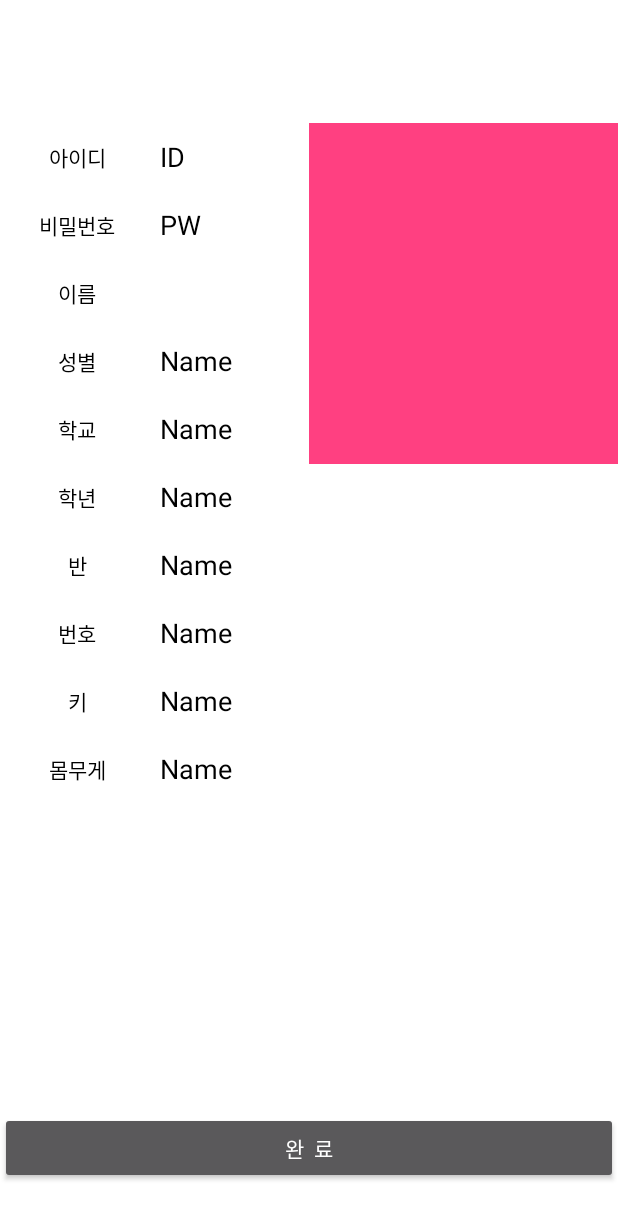
After one commit to Mellbrown/MVP_project, an Android app: the fragment FRG2_Register placed in its activity, on a phone screen of 412 x 824 dp. The commit adds this screen. Shown: the top 1219 px of the screen. Run offline under Robolectric (Android 15) with nearby library versions, the phone set to English and light mode, and no system bars.

Commit message:
자 이제 Framgment가 View! Activity가 Controller

```diff
--- a/app/build.gradle
+++ b/app/build.gradle
@@ -30,6 +30,7 @@
     androidTestImplementation 'com.android.support.test.espresso:espresso-core:3.0.2'
     implementation 'com.android.support:recyclerview-v7:27.1.1'
     implementation 'com.android.support:cardview-v7:27.1.1'
+    implementation 'com.android.support:design:27.1.1'
 }
 
 
--- a/app/src/main/java/com/techwork/kjc/mvp_project/activity/ACT2_Register.java
+++ b/app/src/main/java/com/techwork/kjc/mvp_project/activity/ACT2_Register.java
@@ -26,6 +26,7 @@
     public static final String REQUEST_LISTNER = "request_listener";
     private static final int GALLERY_CODE = 10;
     public static final int REQ_CODE = 11111;
+
     private String imagePath;
     private EditText act2_id;
     private EditText act2_pw;
@@ -39,6 +40,7 @@
     private EditText act2_weight;
     private ImageView act2_image;
     private Button act2_Rbtn;
+
     RequestListener requestListener;
 
     @Override
--- a/app/src/main/java/com/techwork/kjc/mvp_project/controller/TestController.java
+++ b/app/src/main/java/com/techwork/kjc/mvp_project/controller/TestController.java
@@ -1,12 +1,120 @@
 package com.techwork.kjc.mvp_project.controller;
 
+import android.content.Intent;
+import android.support.v4.app.FragmentManager;
+import android.support.v4.app.FragmentTransaction;
 import android.support.v7.app.AppCompatActivity;
 import android.os.Bundle;
+import android.util.Log;
+import android.view.ViewGroup;
+import android.widget.FrameLayout;
+
+import com.techwork.kjc.mvp_project.R;
+import com.techwork.kjc.mvp_project.activity.ACT5_Measure;
+import com.techwork.kjc.mvp_project.fragment.FRG1_Splash;
+import com.techwork.kjc.mvp_project.fragment.FRG2_Register;
+import com.techwork.kjc.mvp_project.fragment.FRG3_Login;
+import com.techwork.kjc.mvp_project.fragment.FRG5_Measure;
 
 public class TestController extends AppCompatActivity {
+
+    FragmentManager fragmentManager;
+    FrameLayout frameLayout;
+
+    int containerID;
 
     @Override
     protected void onCreate(Bundle savedInstanceState) {
         super.onCreate(savedInstanceState);
+        containerID = getResources().getIdentifier("container","id",getPackageName());
+        frameLayout = new FrameLayout(this);
+        frameLayout.setId(containerID);
+        frameLayout.setLayoutParams(
+                new FrameLayout.LayoutParams(
+                        ViewGroup.LayoutParams.MATCH_PARENT,
+                        ViewGroup.LayoutParams.MATCH_PARENT
+                )
+        );
+        setContentView(frameLayout);
+
+        fragmentManager = getSupportFragmentManager();
+
+        rendingFRG5_Measure();
+        rendingFRG1_Splash();
+    }
+
+    void rendingFRG1_Splash(){
+        FRG1_Splash frg1_splash = new FRG1_Splash();
+        frg1_splash.requester = new FRG1_Splash.Requester() {
+            @Override
+            public void requestLinkTo(FRG1_Splash.REQUEST_LINK request_link) {
+                switch (request_link){
+                    case SIGNIN: TestController.this.rendingFRG3_Login();break;
+                    case SIGNUP: TestController.this.rendingFRG2_Register();break;
+                }
+            }
+        };
+        FragmentTransaction fragmentTransaction = fragmentManager.beginTransaction();
+        fragmentTransaction.add(containerID, frg1_splash);
+        fragmentTransaction.addToBackStack(null);
+        fragmentTransaction.commit();
+
+        Log.i("count : ",fragmentManager.getBackStackEntryCount()+"");
+    }
+
+    void rendingFRG2_Register(){
+        FRG2_Register frg2_register = new FRG2_Register();
+        frg2_register.requester = new FRG2_Register.Requester() {
+            @Override
+            public void requestSignup(String act2_id, String act2_pw, String act2_name, String act2_sex, String act2_school, String act2_grade, String act2_cls, String act2_num, String act2_tall, String act2_weight) {
+
+            }
+
+            @Override
+            public void getimagePath(String imagePath) {
+
+            }
+        };
+        FragmentTransaction fragmentTransaction = fragmentManager.beginTransaction();
+        fragmentTransaction.add(containerID,frg2_register);
+        fragmentTransaction.addToBackStack(null);
+        fragmentTransaction.commit();
+
+        Log.i("count : ",fragmentManager.getBackStackEntryCount()+"");
+    }
+
+    void rendingFRG3_Login(){
+        FRG3_Login frg3_login = new FRG3_Login();
+        frg3_login.requester = new FRG3_Login.Requester() {
+            @Override
+            public void onRequestLogin(String email, String password) {
+
+            }
+        };
+        FragmentTransaction fragmentTransaction = fragmentManager.beginTransaction();
+        fragmentTransaction.add(containerID, frg3_login);
+        fragmentTransaction.addToBackStack(null);
+        fragmentTransaction.commit();
+
+        Log.i("count : ",fragmentManager.getBackStackEntryCount()+"");
+    }
+
+    void rendingFRG5_Measure(){
+        FRG5_Measure frg5_measure = new FRG5_Measure();
+        FragmentTransaction fragmentTransaction = fragmentManager.beginTransaction();
+        fragmentTransaction.add(containerID, frg5_measure);
+        fragmentTransaction.addToBackStack(null);
+        fragmentTransaction.commit();
+
+        Log.i("count : ",fragmentManager.getBackStackEntryCount()+"");
+    }
+
+    @Override
+    public void onBackPressed() {
+        if(fragmentManager.getBackStackEntryCount() > 1)
+            fragmentManager.popBackStack();
+
+        Log.i("count : ",fragmentManager.getBackStackEntryCount()+"");
+        super.onBackPressed();
     }
 }
--- /dev/null
+++ b/app/src/main/java/com/techwork/kjc/mvp_project/fragment/FRG1_Splash.java
@@ -0,0 +1,56 @@
+package com.techwork.kjc.mvp_project.fragment;
+
+
+import android.os.Bundle;
+import android.support.annotation.Nullable;
+import android.support.v4.app.Fragment;
+import android.view.LayoutInflater;
+import android.view.View;
+import android.view.ViewGroup;
+import android.widget.Button;
+
+import com.techwork.kjc.mvp_project.R;
+
+/**
+ * Created by mlyg2 on 2018-06-12.
+ */
+
+public class FRG1_Splash extends Fragment implements View.OnClickListener {
+
+    // 필요한 UI
+    private Button linkSignup;
+    private Button linkSignin;
+
+    public enum REQUEST_LINK{ SIGNUP, SIGNIN }
+    public Requester requester;
+
+    @Nullable
+    @Override
+    public View onCreateView(LayoutInflater inflater, @Nullable ViewGroup container, Bundle savedInstanceState) {
+        View viewLayout = inflater.inflate(R.layout.act1_splash, container,false);
+        // UI 로드
+        linkSignup = viewLayout.findViewById(R.id.linkSignup);
+        linkSignin = viewLayout.findViewById(R.id.linkSignin);
+
+        linkSignup.setOnClickListener(this);
+        linkSignin.setOnClickListener(this);
+
+        return viewLayout;
+    }
+
+    @Override
+    public void onClick(View v) {
+        switch (v.getId()){
+            case R.id.linkSignin:
+                requester.requestLinkTo(REQUEST_LINK.SIGNIN);
+                break;
+            case R.id.linkSignup:
+                requester.requestLinkTo(REQUEST_LINK.SIGNUP);
+                break;
+        }
+    }
+
+    public interface Requester{
+        void requestLinkTo(REQUEST_LINK request_link);
+    }
+}
--- /dev/null
+++ b/app/src/main/java/com/techwork/kjc/mvp_project/fragment/FRG2_Register.java
@@ -0,0 +1,101 @@
+package com.techwork.kjc.mvp_project.fragment;
+
+import android.support.v4.app.Fragment;
+import android.content.Intent;
+import android.os.Bundle;
+import android.provider.MediaStore;
+import android.support.annotation.Nullable;
+import android.view.LayoutInflater;
+import android.view.View;
+import android.view.ViewGroup;
+import android.widget.Button;
+import android.widget.EditText;
+import android.widget.ImageView;
+
+import com.techwork.kjc.mvp_project.R;
+
+/**
+ * Created by mlyg2 on 2018-06-12.
+ */
+
+public class FRG2_Register extends Fragment{
+
+    private String imagePath;
+
+    private EditText act2_id;
+    private EditText act2_pw;
+    private EditText act2_name;
+    private EditText act2_sex;
+    private EditText act2_school;
+    private EditText act2_grade;
+    private EditText act2_cls;
+    private EditText act2_num;
+    private EditText act2_tall;
+    private EditText act2_weight;
+    private ImageView act2_image;
+    private Button act2_Rbtn;
+
+    public Requester requester;
+
+    @Nullable
+    @Override
+    public View onCreateView(LayoutInflater inflater, @Nullable ViewGroup container, Bundle savedInstanceState) {
+        View viewLayout = inflater.inflate(R.layout.act2__register, container,false);
+
+        act2_id = viewLayout.findViewById(R.id.act2_id);
+        act2_pw = viewLayout.findViewById(R.id.act2_pw);
+        act2_name = viewLayout.findViewById(R.id.act2_name);
+        act2_sex = viewLayout.findViewById(R.id.act2_sex);
+        act2_school = viewLayout.findViewById(R.id.act2_school);
+        act2_grade = viewLayout.findViewById(R.id.act2_grade);
+        act2_cls = viewLayout.findViewById(R.id.act2_cls);
+        act2_num = viewLayout.findViewById(R.id.act2_num);
+        act2_tall = viewLayout.findViewById(R.id.act2_tall);
+        act2_weight = viewLayout.findViewById(R.id.act2_weight);
+        act2_image = viewLayout.findViewById(R.id.act2_image);
+        act2_Rbtn = viewLayout.findViewById(R.id.act2_Rbtn);
+
+        act2_image.setOnClickListener(new View.OnClickListener() {
+            @Override
+            public void onClick(View view) {
+                Intent intent = new Intent(Intent.ACTION_PICK);
+                intent.setType(MediaStore.Images.Media.CONTENT_TYPE);
+                //startActivityForResult(intent, GALLERY_CODE);
+            }
+        });
+        act2_Rbtn.setOnClickListener(new View.OnClickListener() {
+            @Override
+            public void onClick(View view) {
+
+                requester.requestSignup(act2_id.getText().toString()
+                        , act2_pw.getText().toString()
+                        , act2_name.getText().toString()
+                        , act2_sex.getText().toString()
+                        , act2_school.getText().toString()
+                        , act2_grade.getText().toString()
+                        , act2_cls.getText().toString()
+                        , act2_num.getText().toString()
+                        , act2_tall.getText().toString()
+                        , act2_weight.getText().toString());
+
+                requester.getimagePath(imagePath);
+            }
+        });
+
+        return viewLayout;
+    }
+
+    public interface Requester{
+        void requestSignup(String act2_id
+                , String act2_pw
+                , String act2_name
+                , String act2_sex
+                , String act2_school
+                , String act2_grade
+                , String act2_cls
+                , String act2_num
+                , String act2_tall
+                , String act2_weight);
+        void getimagePath(String imagePath);
+    }
+}
--- /dev/null
+++ b/app/src/main/java/com/techwork/kjc/mvp_project/fragment/FRG5_Measure.java
@@ -0,0 +1,60 @@
+package com.techwork.kjc.mvp_project.fragment;
+
+import android.support.v4.app.Fragment;
+import android.os.Bundle;
+import android.support.annotation.Nullable;
+import android.support.design.widget.FloatingActionButton;
+import android.support.v7.widget.LinearLayoutManager;
+import android.support.v7.widget.RecyclerView;
+import android.view.LayoutInflater;
+import android.view.View;
+import android.view.ViewGroup;
+
+import com.techwork.kjc.mvp_project.R;
+import com.techwork.kjc.mvp_project.adapter.BaseRecyclerAdapter;
+import com.techwork.kjc.mvp_project.bean.MeasureItemBean;
+import com.techwork.kjc.mvp_project.viewholder.MeasureItemViewHolder;
+
+/**
+ * Created by mlyg2 on 2018-06-11.
+ */
+
+public class FRG5_Measure extends Fragment{
+
+    private FloatingActionButton btnAdd;
+    private FloatingActionButton btnRemove;
+
+    private RecyclerView recyclerView;
+    private LinearLayoutManager recLayoutMgr;
+    private BaseRecyclerAdapter<MeasureItemBean, MeasureItemViewHolder> recAdapter;
+
+    @Nullable
+    @Override
+    public View onCreateView(LayoutInflater inflater, @Nullable ViewGroup container, Bundle savedInstanceState) {
+        View viewLayout = inflater.inflate(R.layout.act5_measure, container,false);
+
+        btnAdd = viewLayout.findViewById(R.id.btnAdd);
+        btnRemove = viewLayout.findViewById(R.id.btnRemove);
+        recyclerView = viewLayout.findViewById(R.id.recyclerView);
+
+        recLayoutMgr = new LinearLayoutManager(getActivity());
+        recAdapter = new BaseRecyclerAdapter<MeasureItemBean, MeasureItemViewHolder>(
+                R.layout.item_measure, MeasureItemViewHolder.class
+        ) {
+            @Override
+            public void onCreateAfterViewHolder(MeasureItemViewHolder holder) {
+
+                //holder.btnShowPrescribe.setOnClickListener();
+            }
+
+            @Override
+            public void dataConvertViewHolder(MeasureItemViewHolder holder, MeasureItemBean data) {
+                holder.dataBind(data);
+            }
+        };
+        recyclerView.setLayoutManager(recLayoutMgr);
+        recyclerView.setAdapter(recAdapter);
+
+        return viewLayout;
+    }
+}
--- a/app/src/main/java/com/techwork/kjc/mvp_project/model/ProfileModel.java
+++ b/app/src/main/java/com/techwork/kjc/mvp_project/model/ProfileModel.java
@@ -49,7 +49,6 @@
         String uid = FirebaseAuth.getInstance().getCurrentUser().getUid();
         String email = FirebaseAuth.getInstance().getCurrentUser().getEmail();
         UserInfoBean userInfoBean = new UserInfoBean();
-        userInfoBean.
         FirebaseDatabase.getInstance().getReference(userinfoPATH+"/"+uid).runTransaction(new Transaction.Handler() {
             @Override
             public Transaction.Result doTransaction(MutableData mutableData) {
--- a/app/src/main/res/layout/act1_splash.xml
+++ b/app/src/main/res/layout/act1_splash.xml
@@ -4,6 +4,7 @@
     xmlns:tools="http://schemas.android.com/tools"
     android:layout_width="match_parent"
     android:layout_height="match_parent"
+    android:background="@android:color/background_light"
     tools:context="com.techwork.kjc.mvp_project.activity.ACT1_Splash">
 
     <android.support.constraint.ConstraintLayout
@@ -82,8 +83,8 @@
         android:layout_height="wrap_content"
         android:layout_marginBottom="8dp"
         app:layout_constraintBottom_toTopOf="@+id/constraintLayout"
+        app:layout_constraintEnd_toEndOf="@+id/constraintLayout"
         app:layout_constraintStart_toStartOf="@+id/constraintLayout"
-        app:layout_constraintEnd_toEndOf="@+id/constraintLayout"
         tools:layout_editor_absoluteX="8dp">
 
         <TextView
--- a/app/src/main/res/layout/act2__register.xml
+++ b/app/src/main/res/layout/act2__register.xml
@@ -4,172 +4,175 @@
     xmlns:tools="http://schemas.android.com/tools"
     android:layout_width="match_parent"
     android:layout_height="match_parent"
-    tools:context=".activity.ACT2_Register"
+    android:background="@android:color/background_light"
     android:orientation="vertical"
     android:weightSum="1"
-    android:background="@color/cardview_light_background"
-    >
+    tools:context=".activity.ACT2_Register">
 
     <LinearLayout
         android:layout_width="match_parent"
-      android:orientation="vertical"
         android:layout_height="0dp"
-      android:layout_weight="0.1">
+        android:layout_weight="0.1"
+        android:orientation="vertical">
 
     </LinearLayout>
 
     <LinearLayout
         android:layout_width="match_parent"
-        android:orientation="horizontal"
         android:layout_height="0dp"
         android:layout_weight="0.8"
+        android:orientation="horizontal"
         android:weightSum="1">
+
         <LinearLayout
             android:layout_width="0dp"
             android:layout_height="match_parent"
             android:layout_weight="0.5"
-                android:weightSum="1"
-                android:orientation="horizontal">
+            android:orientation="horizontal"
+            android:weightSum="1">
+
             <LinearLayout
                 android:layout_width="0dp"
                 android:layout_height="match_parent"
-                        android:orientation="vertical"
-                        android:layout_weight="0.5">
+                android:layout_weight="0.5"
+                android:orientation="vertical">
+
                 <LinearLayout
                     android:layout_width="match_parent"
                     android:layout_height="45dp"
-                            android:gravity="center_horizontal"
-                            >
+                    android:gravity="center_horizontal">
+
                     <TextView
                         android:layout_width="match_parent"
                         android:layout_height="match_parent"
-                                android:textColor="#000000"
+                        android:gravity="center"
                         android:text="아이디"
-                                android:gravity="center"
-                                />
-                        </LinearLayout>
-                        <LinearLayout
-                            android:layout_width="match_parent"
-                            android:layout_height="45dp"
-                            android:gravity="center_horizontal"
-                            >
-                            <TextView
-                                android:layout_width="match_parent"
-                                android:layout_height="45dp"
-                                android:textColor="#000000"
-                                android:gravity="center"
-                                android:text="비밀번호" />
-                        </LinearLayout>
-                        <LinearLayout
-                            android:layout_width="match_parent"
-                            android:layout_height="45dp"
-                            android:gravity="center_horizontal"
-                            >
-                            <TextView
-                                android:layout_width="match_parent"
-                                android:layout_height="45dp"
-                                android:textColor="#000000"
-                                android:gravity="center"
-                                android:text="이름" />
+                        android:textColor="#000000" />
                 </LinearLayout>
 
                 <LinearLayout
                     android:layout_width="match_parent"
                     android:layout_height="45dp"
-                            android:gravity="center_horizontal"
-                            >
+                    android:gravity="center_horizontal">
+
                     <TextView
                         android:layout_width="match_parent"
                         android:layout_height="45dp"
-                                android:textColor="#000000"
                         android:gravity="center"
-                                android:text="성별" />
+                        android:text="비밀번호"
+                        android:textColor="#000000" />
                 </LinearLayout>
 
                 <LinearLayout
                     android:layout_width="match_parent"
                     android:layout_height="45dp"
-                            android:gravity="center_horizontal"
-                            >
+                    android:gravity="center_horizontal">
+
                     <TextView
                         android:layout_width="match_parent"
                         android:layout_height="45dp"
-                                android:textColor="#000000"
                         android:gravity="center"
-                                android:text="학교" />
+                        android:text="이름"
+                        android:textColor="#000000" />
                 </LinearLayout>
 
                 <LinearLayout
                     android:layout_width="match_parent"
                     android:layout_height="45dp"
-                            android:gravity="center_horizontal"
-                            >
+                    android:gravity="center_horizontal">
+
                     <TextView
                         android:layout_width="match_parent"
                         android:layout_height="45dp"
-                                android:textColor="#000000"
                         android:gravity="center"
-                                android:text="학년" />
+                        android:text="성별"
+                        android:textColor="#000000" />
                 </LinearLayout>
 
                 <LinearLayout
                     android:layout_width="match_parent"
                     android:layout_height="45dp"
-                            android:gravity="center_horizontal"
-                            >
+                    android:gravity="center_horizontal">
+
                     <TextView
                         android:layout_width="match_parent"
                         android:layout_height="45dp"
-                                android:textColor="#000000"
                         android:gravity="center"
-                                android:text="반" />
+                        android:text="학교"
+                        android:textColor="#000000" />
                 </LinearLayout>
 
                 <LinearLayout
                     android:layout_width="match_parent"
                     android:layout_height="45dp"
-                            android:gravity="center_horizontal"
-                            >
+                    android:gravity="center_horizontal">
+
                     <TextView
                         android:layout_width="match_parent"
                         android:layout_height="45dp"
-                                android:textColor="#000000"
                         android:gravity="center"
-                                android:text="번호" />
+                        android:text="학년"
+                        android:textColor="#000000" />
                 </LinearLayout>
 
                 <LinearLayout
                     android:layout_width="match_parent"
                     android:layout_height="45dp"
-                            android:gravity="center_horizontal"
-                            >
+                    android:gravity="center_horizontal">
+
                     <TextView
                         android:layout_width="match_parent"
                         android:layout_height="45dp"
-                                android:textColor="#000000"
                         android:gravity="center"
-                                android:text="키" />
+                        android:text="반"
+                        android:textColor="#000000" />
                 </LinearLayout>
 
                 <LinearLayout
                     android:layout_width="match_parent"
                     android:layout_height="45dp"
-                            android:gravity="center_horizontal"
-                            >
+                    android:gravity="center_horizontal">
+
                     <TextView
                         android:layout_width="match_parent"
                         android:layout_height="45dp"
-                                android:textColor="#000000"
                         android:gravity="center"
-                                android:text="몸무게" />
+                        android:text="번호"
+                        android:textColor="#000000" />
+                </LinearLayout>
+
+                <LinearLayout
+                    android:layout_width="match_parent"
+                    android:layout_height="45dp"
+                    android:gravity="center_horizontal">
+
+                    <TextView
+                        android:layout_width="match_parent"
+                        android:layout_height="45dp"
+                        android:gravity="center"
+                        android:text="키"
+                        android:textColor="#000000" />
+                </LinearLayout>
+
+                <LinearLayout
+                    android:layout_width="match_parent"
+                    android:layout_height="45dp"
+                    android:gravity="center_horizontal">
+
+                    <TextView
+                        android:layout_width="match_parent"
+                        android:layout_height="45dp"
+                        android:gravity="center"
+                        android:text="몸무게"
+                        android:textColor="#000000" />
                 </LinearLayout>
             </LinearLayout>
 
             <LinearLayout
                 android:layout_width="0dp"
                 android:layout_height="match_parent"
-                    android:orientation="vertical"
-                    android:layout_weight="0.5">
+                android:layout_weight="0.5"
+                android:orientation="vertical">
 
                 <EditText
                     android:id="@+id/act2_id"
@@ -281,6 +284,7 @@
         android:layout_width="match_parent"
         android:layout_height="0dp"
         android:layout_weight="0.1">
+
         <Button
             android:id="@+id/act2_Rbtn"
             android:layout_width="match_parent"
--- a/app/src/main/res/layout/act5_measure.xml
+++ b/app/src/main/res/layout/act5_measure.xml
@@ -4,6 +4,7 @@
     xmlns:tools="http://schemas.android.com/tools"
     android:layout_width="match_parent"
     android:layout_height="match_parent"
+    android:background="@android:color/background_light"
     tools:context="com.techwork.kjc.mvp_project.activity.ACT5_Measure">
 
     <ImageView
@@ -36,6 +37,7 @@
             android:text="측정"
             android:textAlignment="center"
             android:textSize="24sp" />
+
     </android.support.v7.widget.CardView>
 
     <android.support.design.widget.FloatingActionButton
```
Also changed, not shown: app/src/main/AndroidManifest.xml (+6 -1 lines), app/src/main/java/com/techwork/kjc/mvp_project/_example/ExampleActivity.java (deleted, +0 -87 lines), app/src/main/java/com/techwork/kjc/mvp_project/_example/ExampleController.java (deleted, +0 -39 lines), app/src/main/java/com/techwork/kjc/mvp_project/fragment/FRG3_Login.java (added, +60 -0 lines), app/src/main/java/com/techwork/kjc/mvp_project/util/g2uTools.java (added, +9 -0 lines), app/src/main/res/layout/act3_login.xml (+5 -4 lines). Lines whose indentation alone changed are shown as unchanged.
